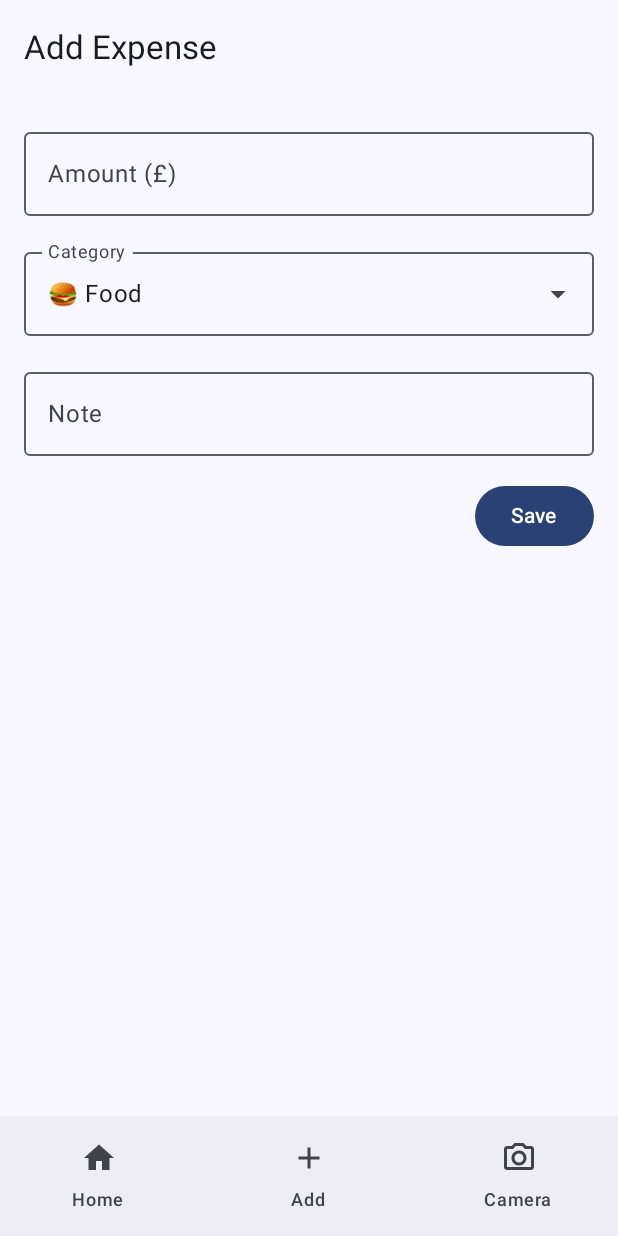
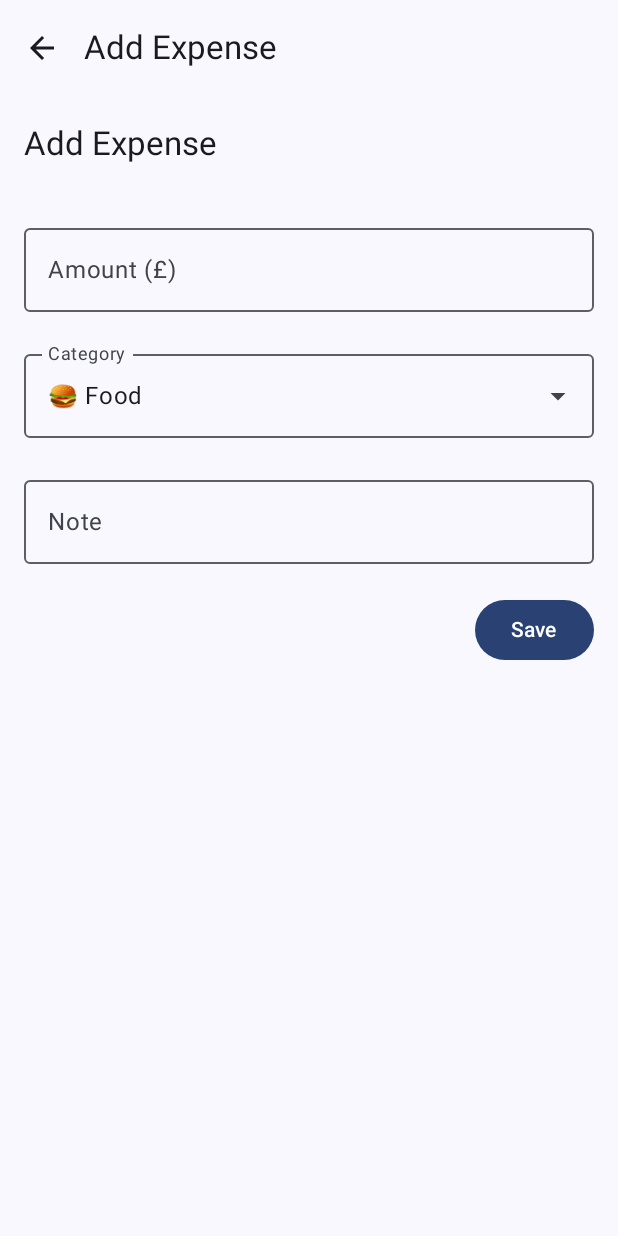
Before and after one commit to ManikalaRaju/PersonalFinanceAnalyzer-App, an Android app built with Jetpack Compose: the AddExpenseScreen screen opened through its navigation route, on a phone screen of 412 x 824 dp. Run offline under Robolectric (Android 15) with nearby library versions, the phone set to English and light mode, and no system bars; our stand-ins replace Room's generated code.

Commit message:
Sprint 4 with working receipt OCR, camera capture, and auto-filled Add Expense flow

```diff
--- a/app/src/main/java/uk/ac/tees/mad/S3470478/AddExpenseScreen.kt
+++ b/app/src/main/java/uk/ac/tees/mad/S3470478/AddExpenseScreen.kt
@@ -17,17 +17,26 @@ import uk.ac.tees.mad.s3470478.utils.getCategoryIcon
 
 @OptIn(ExperimentalMaterial3Api::class)
 @Composable
-fun AddExpenseScreen(navController: NavHostController, viewModel: ExpenseViewModel, amountArg: String?,
-                     categoryArg: String?,
-                     noteArg: String?) {
-    var amount by remember { mutableStateOf(amountArg ?: "") }
-    var category by remember { mutableStateOf(categoryArg ?: "") }
-    var note by remember { mutableStateOf(noteArg ?: "") }
-
+fun AddExpenseScreen(
+    navController: NavHostController,
+    viewModel: ExpenseViewModel,
+    amountArg: String?,
+    categoryArg: String?,
+    noteArg: String?
+) {
     val categoryOptions = listOf(
         "Food", "Everyday Needs", "Entertainment", "Travel", "Health Care", "Shopping", "Rent", "Others"
     )
-    var selectedCategory by remember { mutableStateOf(categoryOptions[0]) }
+
+    var amount by remember { mutableStateOf(amountArg ?: "") }
+    var note by remember { mutableStateOf(noteArg ?: "") }
+    var selectedCategory by remember {
+        mutableStateOf(
+            if (categoryArg != null && categoryOptions.contains(categoryArg)) categoryArg
+            else categoryOptions[0]
+        )
+    }
+
     var expanded by remember { mutableStateOf(false) }
 
     Scaffold(
@@ -40,7 +49,8 @@ fun AddExpenseScreen(navController: NavHostController, viewModel: ExpenseViewMod
                 .padding(padding)
                 .padding(16.dp)
                 .fillMaxSize(),
-            verticalArrangement = Arrangement.spacedBy(16.dp)
+            verticalArrangement = Arrangement.spacedBy(20.dp),
+            horizontalAlignment = Alignment.Start
         ) {
             OutlinedTextField(
                 value = amount,
@@ -60,7 +70,9 @@ fun AddExpenseScreen(navController: NavHostController, viewModel: ExpenseViewMod
                     onValueChange = {},
                     readOnly = true,
                     label = { Text("Category") },
-                    trailingIcon = { Icon(Icons.Default.ArrowDropDown, contentDescription = null) },
+                    trailingIcon = {
+                        Icon(Icons.Filled.ArrowDropDown, contentDescription = "Dropdown")
+                    },
                     modifier = Modifier
                         .menuAnchor()
                         .fillMaxWidth()
--- a/app/src/main/java/uk/ac/tees/mad/S3470478/AppNavHost.kt
+++ b/app/src/main/java/uk/ac/tees/mad/S3470478/AppNavHost.kt
@@ -1,27 +1,69 @@
 package uk.ac.tees.mad.s3470478
 
-
-import androidx.compose.foundation.layout.PaddingValues
-import androidx.compose.runtime.Composable
-import androidx.navigation.NavHostController
-import androidx.navigation.compose.NavHost
-import androidx.navigation.compose.composable
-import androidx.navigation.navArgument
-import androidx.navigation.NavType
+import androidx.compose.foundation.layout.*
+import androidx.compose.material.icons.Icons
+import androidx.compose.material.icons.filled.ArrowBack
+import androidx.compose.material3.*
+import androidx.compose.runtime.*
+import androidx.compose.ui.Modifier
+import androidx.navigation.*
+import androidx.navigation.compose.*
 import uk.ac.tees.mad.s3470478.viewmodel.ExpenseViewModel
 
+@OptIn(ExperimentalMaterial3Api::class)
 @Composable
 fun AppNavHost(
     navController: NavHostController,
     viewModel: ExpenseViewModel,
     padding: PaddingValues
 ) {
-    NavHost(navController = navController, startDestination = "home") {
+    val currentBackStack by navController.currentBackStackEntryAsState()
+    val currentRoute = currentBackStack?.destination?.route ?: "home"
 
-        composable("home") {
-            HomeScreen(navController = navController, viewModel = viewModel)
+    val showBottomBar = currentRoute == "home"
+    val showTopBar = !showBottomBar
+
+    val screenTitle = when {
+        currentRoute.startsWith("add") -> "Add Expense"
+        currentRoute.startsWith("edit") -> "Edit Expense"
+        currentRoute == "camera" -> "Scan Receipt"
+        currentRoute == "reports" -> "Reports"
+        else -> ""
     }
 
+    Scaffold(
+        topBar = {
+            if (showTopBar) {
+                TopAppBar(
+                    title = { Text(screenTitle) },
+                    navigationIcon = {
+                        IconButton(onClick = { navController.popBackStack() }) {
+                            Icon(Icons.Default.ArrowBack, contentDescription = "Back")
+                        }
+                    }
+                )
+            }
+        },
+        bottomBar = {
+            if (showBottomBar) {
+                BottomNavigationBar(navController)
+            }
+        }
+    ) { innerPadding ->
+        NavHost(
+            navController = navController,
+            startDestination = "home",
+            modifier = Modifier.padding(innerPadding)
+        ) {
+            composable("home") {
+                HomeScreen(navController, viewModel)
+            }
+            composable("camera") {
+                CameraScreen(navController)
+            }
+            composable("reports") {
+                ReportsScreen(viewModel)
+            }
             composable("add") {
                 AddExpenseScreen(
                     navController = navController,
@@ -29,14 +71,6 @@ fun AppNavHost(
                     amountArg = null,
                     categoryArg = null,
                     noteArg = null
-            )
-        }
-        composable("camera") {
-            CameraScreen(
-                navController = navController,
-                onImageCaptured = { uri ->
-                    println("Captured URI: $uri")
-                }
                 )
             }
             composable(
@@ -56,23 +90,6 @@ fun AppNavHost(
                 )
             }
             composable(
-            route = "add?amount={amount}&category={category}&note={note}",
-            arguments = listOf(
-                navArgument("amount") { defaultValue = ""; nullable = true },
-                navArgument("category") { defaultValue = ""; nullable = true },
-                navArgument("note") { defaultValue = ""; nullable = true }
-            )
-        ) { backStackEntry ->
-            AddExpenseScreen(
-                navController = navController,
-                viewModel = viewModel,
-                amountArg = backStackEntry.arguments?.getString("amount"),
-                categoryArg = backStackEntry.arguments?.getString("category"),
-                noteArg = backStackEntry.arguments?.getString("note")
-            )
-        }
-
-        composable(
                 route = "edit/{expenseId}",
                 arguments = listOf(navArgument("expenseId") {
                     type = NavType.IntType
@@ -87,3 +104,4 @@ fun AppNavHost(
             }
         }
     }
+}
--- a/app/src/main/java/uk/ac/tees/mad/S3470478/BottomBar.kt
+++ b/app/src/main/java/uk/ac/tees/mad/S3470478/BottomBar.kt
@@ -10,6 +10,13 @@ import androidx.compose.material3.Text
 import androidx.compose.runtime.Composable
 import androidx.navigation.NavHostController
 import androidx.navigation.compose.currentBackStackEntryAsState
+import androidx.compose.ui.graphics.vector.ImageVector
+
+data class BottomNavItem(
+    val label: String,
+    val route: String,
+    val icon: ImageVector
+)
 
 @Composable
 fun BottomBar(navController: NavHostController) {
@@ -29,8 +36,8 @@ fun BottomBar(navController: NavHostController) {
                         navController.navigate(item.route)
                     }
                 },
-                icon = { Icon(item.icon, contentDescription = item.name) },
-                label = { Text(item.name) }
+                icon = { Icon(item.icon, contentDescription = item.label) },
+                label = { Text(item.label) }
             )
         }
     }
--- /dev/null
+++ b/app/src/main/java/uk/ac/tees/mad/S3470478/BottomNavigationBar.kt
@@ -0,0 +1,46 @@
+package uk.ac.tees.mad.s3470478
+
+import androidx.compose.material.icons.Icons
+import androidx.compose.material.icons.filled.Add
+import androidx.compose.material.icons.filled.CameraAlt
+import androidx.compose.material.icons.filled.Home
+import androidx.compose.material.icons.filled.PieChart
+import androidx.compose.material3.*
+import androidx.compose.runtime.Composable
+import androidx.navigation.NavController
+import androidx.navigation.compose.currentBackStackEntryAsState
+
+@Composable
+fun BottomNavigationBar(navController: NavController) {
+    val items = listOf(
+        BottomNavItem("Home", "home", Icons.Default.Home),
+        BottomNavItem("Camera", "camera", Icons.Default.CameraAlt),
+        BottomNavItem("Add", "add", Icons.Default.Add),
+        BottomNavItem("Reports", "reports", Icons.Default.PieChart)
+    )
+
+    val navBackStackEntry = navController.currentBackStackEntryAsState().value
+    val currentRoute = navBackStackEntry?.destination?.route
+
+    NavigationBar {
+        items.forEach { item ->
+            NavigationBarItem(
+                selected = currentRoute == item.route,
+                onClick = {
+                    if (currentRoute != item.route) {
+                        navController.navigate(item.route) {
+                            launchSingleTop = true
+                            restoreState = true
+                            popUpTo("home") {
+                                inclusive = false
+                                saveState = true
+                            }
+                        }
+                    }
+                },
+                icon = { Icon(item.icon, contentDescription = item.label) },
+                label = { Text(item.label) }
+            )
+        }
+    }
+}
--- a/app/src/main/java/uk/ac/tees/mad/S3470478/HomeScreen.kt
+++ b/app/src/main/java/uk/ac/tees/mad/S3470478/HomeScreen.kt
@@ -28,12 +28,7 @@ fun HomeScreen(navController: NavHostController, viewModel: ExpenseViewModel) {
     var expenseToDelete by remember { mutableStateOf<ExpenseEntity?>(null) }
 
     Scaffold(
-        topBar = { TopAppBar(title = { Text("Dashboard") }) },
-        floatingActionButton = {
-            FloatingActionButton(onClick = { navController.navigate("add") }) {
-                Text("+")
-            }
-        }
+        topBar = { TopAppBar(title = { Text("  Your expenses manager") }) },
     ) { padding ->
         Column(
             modifier = Modifier
--- a/app/src/main/java/uk/ac/tees/mad/S3470478/MainActivity.kt
+++ b/app/src/main/java/uk/ac/tees/mad/S3470478/MainActivity.kt
@@ -3,24 +3,35 @@ package uk.ac.tees.mad.s3470478
 import android.os.Bundle
 import androidx.activity.ComponentActivity
 import androidx.activity.compose.setContent
-import androidx.activity.viewModels
-import androidx.compose.material3.MaterialTheme
-import androidx.compose.material3.Surface
+import androidx.compose.material3.*
+import androidx.compose.runtime.*
+import androidx.lifecycle.viewmodel.compose.viewModel
+import androidx.navigation.compose.rememberNavController
 import uk.ac.tees.mad.s3470478.ui.theme.PersonalFinanceAnalyzerTheme
 import uk.ac.tees.mad.s3470478.viewmodel.ExpenseViewModel
-import uk.ac.tees.mad.s3470478.viewmodel.ExpenseViewModelFactory
 
 class MainActivity : ComponentActivity() {
-    private val expenseViewModel: ExpenseViewModel by viewModels {
-        ExpenseViewModelFactory(application)
-    }
-
     override fun onCreate(savedInstanceState: Bundle?) {
         super.onCreate(savedInstanceState)
         setContent {
             PersonalFinanceAnalyzerTheme {
-                Surface(color = MaterialTheme.colorScheme.background) {
-                    MainScreen(viewModel = expenseViewModel)
+                val navController = rememberNavController()
+                val viewModel: ExpenseViewModel = viewModel()
+
+                val currentRoute by remember {
+                    derivedStateOf {
+                        navController.currentBackStackEntry?.destination?.route
+                    }
+                }
+
+                Scaffold(
+                    bottomBar = {
+                        if (currentRoute == "home") {
+                            BottomNavigationBar(navController)
+                        }
+                    }
+                ) { padding ->
+                    AppNavHost(navController = navController, viewModel = viewModel, padding = padding)
                 }
             }
         }
--- a/app/src/main/java/uk/ac/tees/mad/S3470478/MainScreen.kt
+++ b/app/src/main/java/uk/ac/tees/mad/S3470478/MainScreen.kt
@@ -2,18 +2,18 @@ package uk.ac.tees.mad.s3470478
 
 import androidx.compose.material.icons.Icons
 import androidx.compose.material.icons.filled.Add
+import androidx.compose.material.icons.filled.BarChart
 import androidx.compose.material.icons.filled.Home
-import androidx.compose.material.icons.outlined.PhotoCamera // Unresolved reference 'PhotoCamera'.
+import androidx.compose.material.icons.filled.PhotoCamera
 import androidx.compose.material3.*
 import androidx.compose.runtime.*
-import androidx.compose.ui.Modifier
 import androidx.navigation.compose.rememberNavController
 import uk.ac.tees.mad.s3470478.viewmodel.ExpenseViewModel
 
 @Composable
 fun MainScreen(viewModel: ExpenseViewModel) {
     val navController = rememberNavController()
-    val items = listOf("home", "add", "camera")
+    val items = listOf("home", "add", "camera", "reports")
 
     Scaffold(
         bottomBar = {
@@ -27,7 +27,8 @@ fun MainScreen(viewModel: ExpenseViewModel) {
                                 imageVector = when (screen) {
                                     "home" -> Icons.Default.Home
                                     "add" -> Icons.Default.Add
-                                    "camera" -> Icons.Outlined.PhotoCamera // ✅ Using the correct icon
+                                    "camera" -> Icons.Default.PhotoCamera
+                                    "reports" -> Icons.Default.BarChart
                                     else -> Icons.Default.Home
                                 },
                                 contentDescription = screen
--- a/app/src/main/java/uk/ac/tees/mad/S3470478/ReportsScreen.kt
+++ b/app/src/main/java/uk/ac/tees/mad/S3470478/ReportsScreen.kt
@@ -21,6 +21,7 @@ import com.github.mikephil.charting.data.*
 import com.github.mikephil.charting.utils.ColorTemplate
 import org.w3c.dom.Text
 import uk.ac.tees.mad.s3470478.viewmodel.ExpenseViewModel
+import com.github.mikephil.charting.formatter.IndexAxisValueFormatter
 import java.text.SimpleDateFormat
 import java.util.*
 
```
Also changed, not shown: app/build.gradle.kts (+8 -8 lines), app/src/main/java/uk/ac/tees/mad/S3470478/BottomNavItem.kt (deleted, +0 -9 lines), app/src/main/java/uk/ac/tees/mad/S3470478/CameraScreen.kt (+55 -35 lines), app/src/main/java/uk/ac/tees/mad/S3470478/utils/ReceiptAnalyzer.kt (+55 -9 lines), app/src/main/java/uk/ac/tees/mad/S3470478/utils/ReceiptParser.kt (deleted, +0 -39 lines), app/src/main/res/raw/scanner.json (added, +1 -0 lines), build.gradle.kts (+4 -9 lines), 1 other file. Lines whose indentation alone changed are shown as unchanged.
